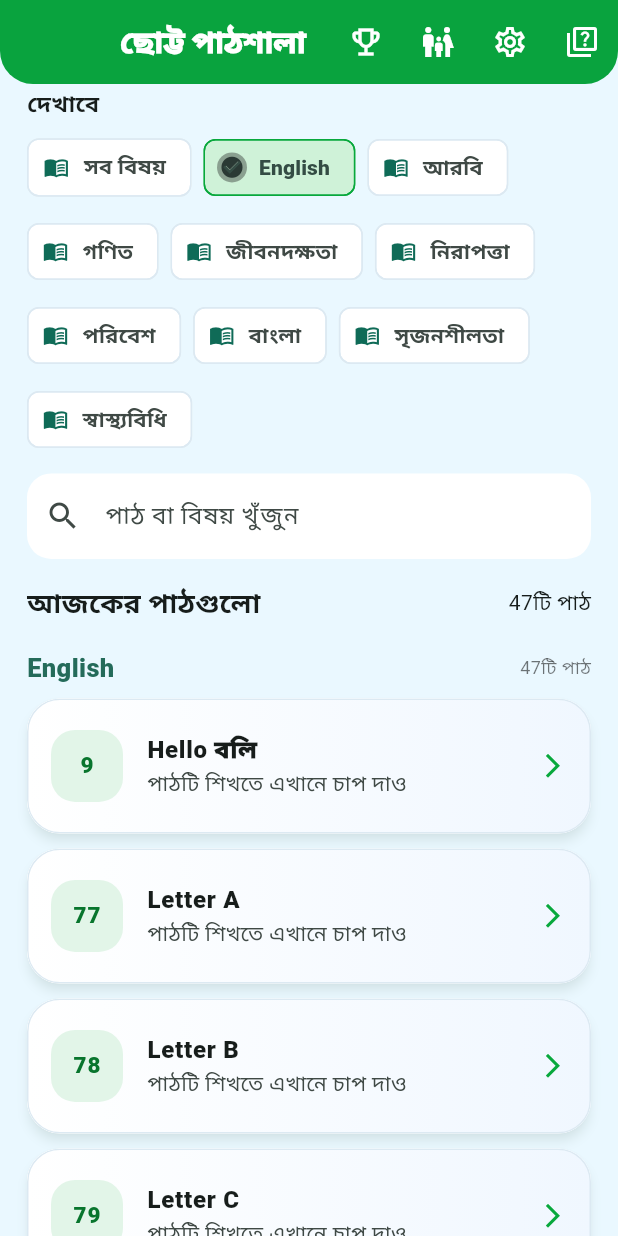
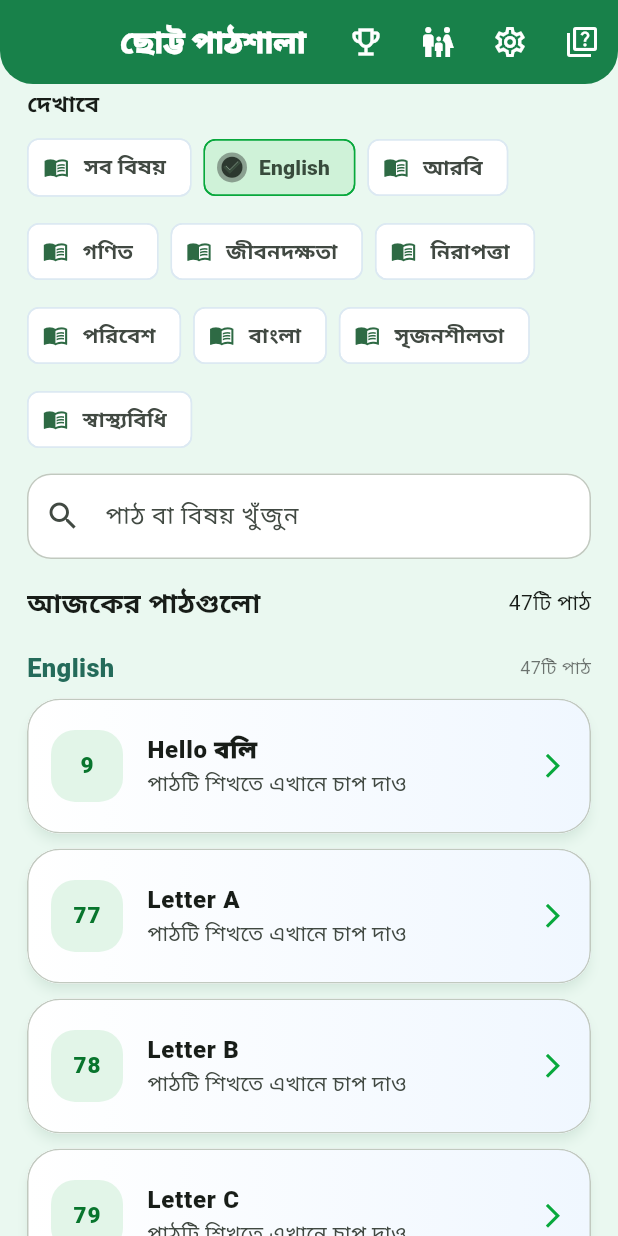
Before and after one commit to nazim-assdi/Chotto-Pathshala-0.1, a Flutter app: the screen it shows after launch, scrolled down 576 dp, after a tap on "English", on a phone screen of 412 x 824 dp. Run offline on Flutter 3.47's test engine with Material 3 defaults, Android fonts, the phone set to English and light mode, and no system bars; our stand-ins replace flutter_svg, flutter_tts, shared_preferences.

Commit message:
Add app-wide selectable themes in settings

```diff
--- a/lib/main.dart
+++ b/lib/main.dart
@@ -147,29 +147,81 @@ class LearningRepository {
   }
 }
 
-class ChottoPathshalaApp extends StatelessWidget {
-  const ChottoPathshalaApp({super.key});
-  @override
-  Widget build(BuildContext context) => MaterialApp(
-    title: 'ছোট্ট পাঠশালা',
-    debugShowCheckedModeBanner: false,
-    theme: ThemeData(
+class AppThemeController {
+  static final ValueNotifier<String> selected = ValueNotifier<String>('green');
+
+  static Future<void> load() async {
+    final prefs = await SharedPreferences.getInstance();
+    selected.value = prefs.getString('setting_theme') ?? 'green';
+  }
+
+  static Future<void> setTheme(String value) async {
+    selected.value = value;
+    final prefs = await SharedPreferences.getInstance();
+    await prefs.setString('setting_theme', value);
+  }
+
+  static ThemeData build(String name) {
+    final dark = name == 'dark';
+    final colors = <String, Color>{
+      'green': const Color(0xFF16834A),
+      'blue': const Color(0xFF2878C8),
+      'purple': const Color(0xFF7652B5),
+      'pink': const Color(0xFFC34F83),
+      'dark': const Color(0xFF80CBC4),
+    };
+    final seed = colors[name] ?? colors['green']!;
+    final scheme = ColorScheme.fromSeed(seedColor: seed, brightness: dark ? Brightness.dark : Brightness.light);
+    final page = dark ? const Color(0xFF111820) : (name == 'blue' ? const Color(0xFFEAF4FF) : name == 'purple' ? const Color(0xFFF4EEFF) : name == 'pink' ? const Color(0xFFFFF0F5) : const Color(0xFFEAF8F0));
+    final surface = dark ? const Color(0xFF202B36) : Colors.white;
+    return ThemeData(
       useMaterial3: true,
-      colorScheme: ColorScheme.fromSeed(seedColor: const Color(0xFF347C69)),
-      scaffoldBackgroundColor: const Color(0xFFEAF8FF),
-      appBarTheme: const AppBarTheme(
-        backgroundColor: Color(0xFF08A83C), foregroundColor: Colors.white,
-        centerTitle: true, elevation: 0,
-        titleTextStyle: TextStyle(color: Colors.white, fontSize: 20, fontWeight: FontWeight.w900),
+      brightness: dark ? Brightness.dark : Brightness.light,
+      colorScheme: scheme,
+      scaffoldBackgroundColor: page,
+      canvasColor: page,
+      cardColor: surface,
+      appBarTheme: AppBarTheme(
+        backgroundColor: dark ? const Color(0xFF202B36) : seed,
+        foregroundColor: dark ? Colors.white : Colors.white,
+        centerTitle: true,
+        elevation: 0,
+        titleTextStyle: const TextStyle(color: Colors.white, fontSize: 20, fontWeight: FontWeight.w900),
       ),
       cardTheme: CardThemeData(
-        color: Colors.white, elevation: 3,
-        shadowColor: const Color(0x33205B35),
-        shape: RoundedRectangleBorder(borderRadius: BorderRadius.circular(22), side: const BorderSide(color: Color(0xFFDCE9F2))),
+        color: surface,
+        elevation: dark ? 1 : 3,
+        shadowColor: dark ? Colors.black26 : seed.withValues(alpha: 0.16),
+        shape: RoundedRectangleBorder(borderRadius: BorderRadius.circular(22), side: BorderSide(color: scheme.outlineVariant)),
         margin: const EdgeInsets.only(bottom: 10),
       ),
+      listTileTheme: ListTileThemeData(iconColor: scheme.primary),
+      inputDecorationTheme: InputDecorationTheme(
+        filled: true,
+        fillColor: surface,
+        border: OutlineInputBorder(borderRadius: BorderRadius.circular(16), borderSide: BorderSide(color: scheme.outlineVariant)),
+        enabledBorder: OutlineInputBorder(borderRadius: BorderRadius.circular(16), borderSide: BorderSide(color: scheme.outlineVariant)),
+      ),
+      filledButtonTheme: FilledButtonThemeData(style: FilledButton.styleFrom(shape: RoundedRectangleBorder(borderRadius: BorderRadius.circular(14)))),
+      chipTheme: ChipThemeData(backgroundColor: surface, selectedColor: scheme.secondaryContainer),
+    );
+  }
+}
+
+class ChottoPathshalaApp extends StatefulWidget {
+  const ChottoPathshalaApp({super.key});
+  @override State<ChottoPathshalaApp> createState() => _ChottoPathshalaAppState();
+}
+class _ChottoPathshalaAppState extends State<ChottoPathshalaApp> {
+  @override void initState() { super.initState(); AppThemeController.load(); }
+  @override Widget build(BuildContext context) => ValueListenableBuilder<String>(
+    valueListenable: AppThemeController.selected,
+    builder: (context, themeName, _) => MaterialApp(
+      title: 'ছোট্ট পাঠশালা',
+      debugShowCheckedModeBanner: false,
+      theme: AppThemeController.build(themeName),
+      home: const HomeScreen(),
     ),
-    home: const HomeScreen(),
   );
 }
 
@@ -731,11 +783,30 @@ class _ParentTip extends StatelessWidget {
 }
 class SettingsScreen extends StatefulWidget { const SettingsScreen({super.key}); @override State<SettingsScreen> createState() => _SettingsScreenState(); }
 class _SettingsScreenState extends State<SettingsScreen> {
-  bool sound = true, offline = true, largeText = false; String language = 'বাংলা';
+  bool sound = true, offline = true, largeText = false; String language = 'বাংলা', themeName = 'green';
+  static const themeOptions = <(String, String, Color, IconData)>[
+    ('green', 'প্রকৃতি সবুজ', Color(0xFF16834A), Icons.eco),
+    ('blue', 'আকাশ নীল', Color(0xFF2878C8), Icons.water_drop),
+    ('purple', 'রাজকীয় বেগুনি', Color(0xFF7652B5), Icons.auto_awesome),
+    ('pink', 'গোলাপি', Color(0xFFC34F83), Icons.favorite),
+    ('dark', 'ডার্ক মোড', Color(0xFF263746), Icons.dark_mode),
+  ];
   @override void initState() { super.initState(); _load(); }
-  Future<void> _load() async { final p = await SharedPreferences.getInstance(); if (!mounted) return; setState(() { sound=p.getBool('setting_sound')??true; VoiceCoach.enabled = sound; offline=p.getBool('setting_offline')??true; largeText=p.getBool('setting_large_text')??false; language=p.getString('setting_language')??'বাংলা'; }); }
+  Future<void> _load() async { final p = await SharedPreferences.getInstance(); if (!mounted) return; setState(() { sound=p.getBool('setting_sound')??true; VoiceCoach.enabled = sound; offline=p.getBool('setting_offline')??true; largeText=p.getBool('setting_large_text')??false; language=p.getString('setting_language')??'বাংলা'; themeName=p.getString('setting_theme')??AppThemeController.selected.value; }); }
   Future<void> _save(String k, Object v) async { final p=await SharedPreferences.getInstance(); if(v is bool) await p.setBool(k,v); if(v is String) await p.setString(k,v); }
   @override Widget build(BuildContext context) => Scaffold(appBar: AppBar(title: const Text('সেটিংস')), body: ListView(padding: const EdgeInsets.all(16), children: [
+    Card(child: Padding(padding: const EdgeInsets.all(16), child: Column(crossAxisAlignment: CrossAxisAlignment.start, children: [
+      const Row(children: [Icon(Icons.palette_outlined), SizedBox(width: 10), Text('অ্যাপের থিম পরিবর্তন', style: TextStyle(fontSize: 17, fontWeight: FontWeight.w900))]),
+      const SizedBox(height: 6),
+      const Text('একটি থিম বেছে নিলে পুরো অ্যাপের রং, ব্যাকগ্রাউন্ড, কার্ড, মেনু ও বাটনের ডিজাইন বদলে যাবে।'),
+      const SizedBox(height: 12),
+      ...themeOptions.map((option) => RadioListTile<String>(
+        contentPadding: EdgeInsets.zero, value: option.$1, groupValue: themeName,
+        title: Text(option.$2, style: const TextStyle(fontWeight: FontWeight.w700)),
+        secondary: CircleAvatar(backgroundColor: option.$3, child: Icon(option.$4, color: Colors.white)),
+        onChanged: (value) { if (value == null) return; setState(() => themeName = value); AppThemeController.setTheme(value); },
+      )),
+    ]))),
     Card(child: ListTile(leading: const Icon(Icons.language), title: const Text('ভাষা নির্বাচন'), trailing: DropdownButton<String>(value: language, items: const ['বাংলা','English','العربية'].map((v)=>DropdownMenuItem(value:v,child:Text(v))).toList(), onChanged:(v){if(v!=null){setState(()=>language=v);_save('setting_language',v);}}))),
     Card(child: SwitchListTile(secondary: const Icon(Icons.volume_up), title: const Text('সাউন্ড ও ভয়েস'), value:sound, onChanged:(v){setState(()=>sound=v);VoiceCoach.enabled=v;_save('setting_sound',v);})),
     Card(child: SwitchListTile(secondary: const Icon(Icons.wifi_off), title: const Text('অফলাইন মোড'), value:offline, onChanged:(v){setState(()=>offline=v);_save('setting_offline',v);})),
```
